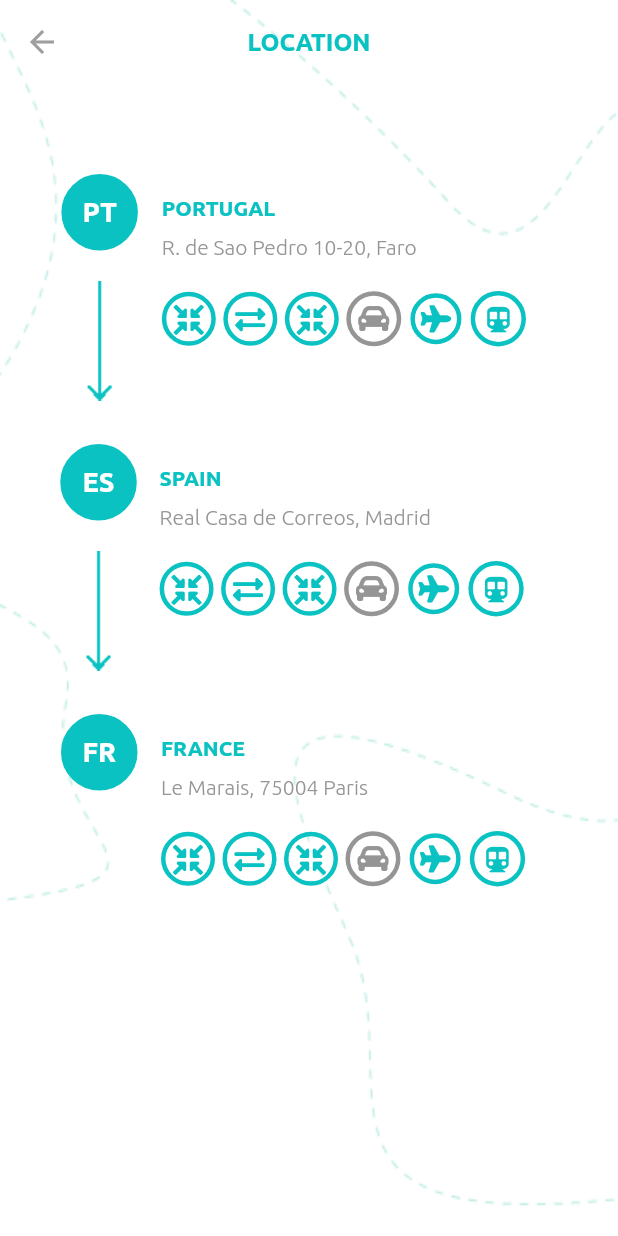
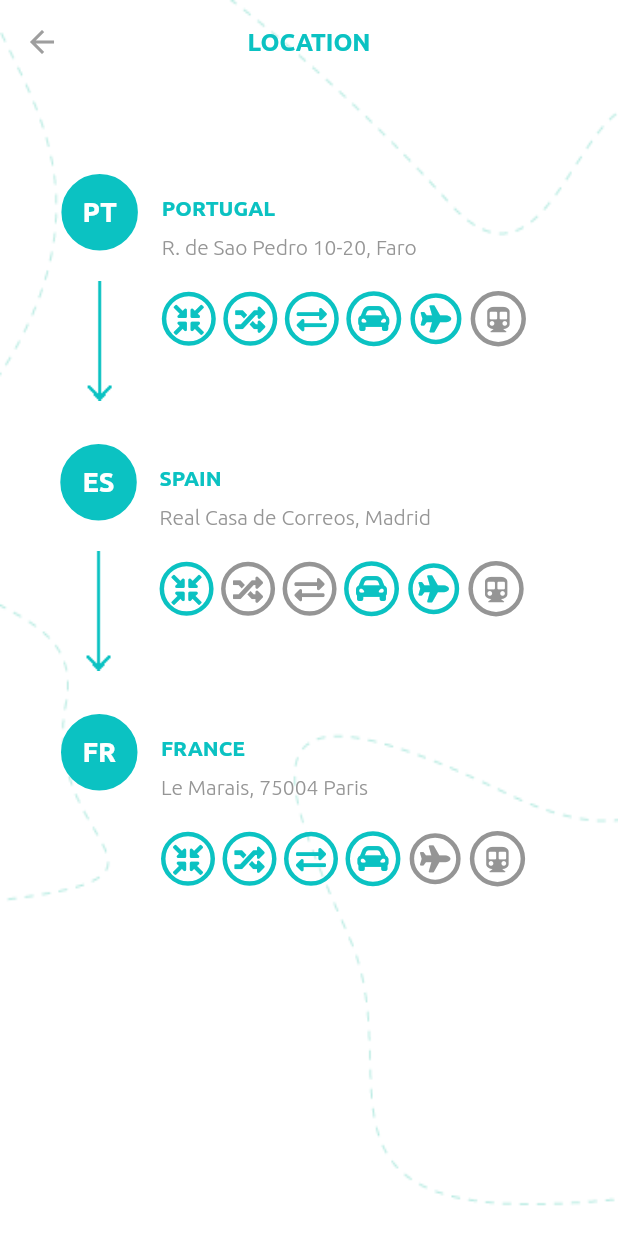
Before and after one commit to jordisabat/BorderRulz, a Flutter app: the BordersRoute screen opened directly, on a phone screen of 412 x 824 dp. Run offline on Flutter 3.47's test engine with Material 2 defaults, Android fonts, the phone set to English and light mode, and no system bars; our stand-ins replace flutter_svg, font_awesome_flutter; missing offline and left inert: autocomplete_textfield; project files that could hold a hidden picture were left out.

Commit message:
Add place rules

```diff
--- a/lib/bordersRoute.dart
+++ b/lib/bordersRoute.dart
@@ -173,7 +173,10 @@ class _BordersRouteState extends State<BordersRoute> {
                                 child: Ink(
                                   decoration: BoxDecoration(
                                     border: Border.all(
-                                        color: Theme.of(context).primaryColor,
+                                        color: _places[index].rules[0].status ==
+                                                0
+                                            ? Theme.of(context).dividerColor
+                                            : Theme.of(context).primaryColor,
                                         width: 3.0),
                                     shape: BoxShape.circle,
                                   ),
@@ -187,7 +190,10 @@ class _BordersRouteState extends State<BordersRoute> {
                                       child: FaIcon(
                                         FontAwesomeIcons.compressArrowsAlt,
                                         size: 20.0,
-                                        color: Theme.of(context).primaryColor,
+                                        color: _places[index].rules[0].status ==
+                                                0
+                                            ? Theme.of(context).dividerColor
+                                            : Theme.of(context).primaryColor,
                                       ),
                                     ),
                                   ),
@@ -199,7 +205,42 @@ class _BordersRouteState extends State<BordersRoute> {
                                 child: Ink(
                                   decoration: BoxDecoration(
                                     border: Border.all(
-                                        color: Theme.of(context).primaryColor,
+                                        color: _places[index].rules[1].status ==
+                                                0
+                                            ? Theme.of(context).dividerColor
+                                            : Theme.of(context).primaryColor,
+                                        width: 3.0),
+                                    shape: BoxShape.circle,
+                                  ),
+                                  child: InkWell(
+                                    //This keeps the splash effect within the circle
+                                    borderRadius: BorderRadius.circular(
+                                        1000.0), //Something large to ensure a circle
+                                    //onTap: _messages,
+                                    child: Padding(
+                                      padding: EdgeInsets.all(5.0),
+                                      child: FaIcon(
+                                        FontAwesomeIcons.random,
+                                        size: 20.0,
+                                        color: _places[index].rules[1].status ==
+                                                0
+                                            ? Theme.of(context).dividerColor
+                                            : Theme.of(context).primaryColor,
+                                      ),
+                                    ),
+                                  ),
+                                ),
+                              ),
+                              Padding(
+                                padding:
+                                    const EdgeInsets.only(top: 20, right: 5),
+                                child: Ink(
+                                  decoration: BoxDecoration(
+                                    border: Border.all(
+                                        color: _places[index].rules[2].status ==
+                                                0
+                                            ? Theme.of(context).dividerColor
+                                            : Theme.of(context).primaryColor,
                                         width: 3.0),
                                     shape: BoxShape.circle,
                                   ),
@@ -213,7 +254,10 @@ class _BordersRouteState extends State<BordersRoute> {
                                       child: FaIcon(
                                         FontAwesomeIcons.exchangeAlt,
                                         size: 20.0,
-                                        color: Theme.of(context).primaryColor,
+                                        color: _places[index].rules[2].status ==
+                                                0
+                                            ? Theme.of(context).dividerColor
+                                            : Theme.of(context).primaryColor,
                                       ),
                                     ),
                                   ),
@@ -225,33 +269,10 @@ class _BordersRouteState extends State<BordersRoute> {
                                 child: Ink(
                                   decoration: BoxDecoration(
                                     border: Border.all(
-                                        color: Theme.of(context).primaryColor,
-                                        width: 3.0),
-                                    shape: BoxShape.circle,
-                                  ),
-                                  child: InkWell(
-                                    //This keeps the splash effect within the circle
-                                    borderRadius: BorderRadius.circular(
-                                        1000.0), //Something large to ensure a circle
-                                    //onTap: _messages,
-                                    child: Padding(
-                                      padding: EdgeInsets.all(5.0),
-                                      child: FaIcon(
-                                        FontAwesomeIcons.compressArrowsAlt,
-                                        size: 20.0,
-                                        color: Theme.of(context).primaryColor,
-                                      ),
-                                    ),
-                                  ),
-                                ),
-                              ),
-                              Padding(
-                                padding:
-                                    const EdgeInsets.only(top: 20, right: 5),
-                                child: Ink(
-                                  decoration: BoxDecoration(
-                                    border: Border.all(
-                                        color: Theme.of(context).dividerColor,
+                                        color: _places[index].rules[3].status ==
+                                                0
+                                            ? Theme.of(context).dividerColor
+                                            : Theme.of(context).primaryColor,
                                         width: 3.0),
                                     shape: BoxShape.circle,
                                   ),
@@ -265,7 +286,10 @@ class _BordersRouteState extends State<BordersRoute> {
                                       child: FaIcon(
                                         FontAwesomeIcons.carAlt,
                                         size: 22.0,
-                                        color: Theme.of(context).dividerColor,
+                                        color: _places[index].rules[3].status ==
+                                                0
+                                            ? Theme.of(context).dividerColor
+                                            : Theme.of(context).primaryColor,
                                       ),
                                     ),
                                   ),
@@ -277,7 +301,10 @@ class _BordersRouteState extends State<BordersRoute> {
                                 child: Ink(
                                   decoration: BoxDecoration(
                                     border: Border.all(
-                                        color: Theme.of(context).primaryColor,
+                                        color: _places[index].rules[4].status ==
+                                                0
+                                            ? Theme.of(context).dividerColor
+                                            : Theme.of(context).primaryColor,
                                         width: 3.0),
                                     shape: BoxShape.circle,
                                   ),
@@ -291,7 +318,10 @@ class _BordersRouteState extends State<BordersRoute> {
                                       child: FaIcon(
                                         FontAwesomeIcons.plane,
                                         size: 18.0,
-                                        color: Theme.of(context).primaryColor,
+                                        color: _places[index].rules[4].status ==
+                                                0
+                                            ? Theme.of(context).dividerColor
+                                            : Theme.of(context).primaryColor,
                                       ),
                                     ),
                                   ),
@@ -303,7 +333,10 @@ class _BordersRouteState extends State<BordersRoute> {
                                 child: Ink(
                                   decoration: BoxDecoration(
                                     border: Border.all(
-                                        color: Theme.of(context).primaryColor,
+                                        color: _places[index].rules[5].status ==
+                                                0
+                                            ? Theme.of(context).dividerColor
+                                            : Theme.of(context).primaryColor,
                                         width: 3.0),
                                     shape: BoxShape.circle,
                                   ),
@@ -317,7 +350,10 @@ class _BordersRouteState extends State<BordersRoute> {
                                       child: FaIcon(
                                         FontAwesomeIcons.subway,
                                         size: 17.0,
-                                        color: Theme.of(context).primaryColor,
+                                        color: _places[index].rules[5].status ==
+                                                0
+                                            ? Theme.of(context).dividerColor
+                                            : Theme.of(context).primaryColor,
                                       ),
                                     ),
                                   ),
--- a/lib/model/place.dart
+++ b/lib/model/place.dart
@@ -1,19 +1,23 @@
-import 'dart:convert';
-
 class Place {
   String name;
   String code;
   String address;
   int place;
-  //List<Rule> rules;
+  List<Rules> rules;
 
-  Place({this.name, this.code, this.address, this.place});
+  Place({this.name, this.code, this.address, this.place, this.rules});
 
   Place.fromJson(Map<String, dynamic> json) {
     name = json['name'];
     code = json['code'];
     address = json['address'];
     place = json['place'];
+    if (json['rules'] != null) {
+      rules = new List<Rules>();
+      json['rules'].forEach((v) {
+        rules.add(new Rules.fromJson(v));
+      });
+    }
   }
 
   Map<String, dynamic> toJson() {
@@ -22,11 +26,28 @@ class Place {
     data['code'] = this.code;
     data['address'] = this.address;
     data['place'] = this.place;
+    if (this.rules != null) {
+      data['rules'] = this.rules.map((v) => v.toJson()).toList();
+    }
     return data;
   }
+}
 
-  @override
-  String toString() {
-    return this.place.toString() + this.name + this.code;
+class Rules {
+  String type;
+  int status;
+
+  Rules({this.type, this.status});
+
+  Rules.fromJson(Map<String, dynamic> json) {
+    type = json['type'];
+    status = json['status'];
+  }
+
+  Map<String, dynamic> toJson() {
+    final Map<String, dynamic> data = new Map<String, dynamic>();
+    data['type'] = this.type;
+    data['status'] = this.status;
+    return data;
   }
 }
```
Also changed, not shown: assets/json/routes.json (+81 -3 lines).
